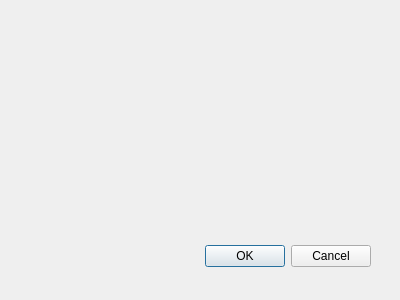
First picture: the form in fallasproductos.ui, repository Matias2178/Sistema_Postventa, before the edit.
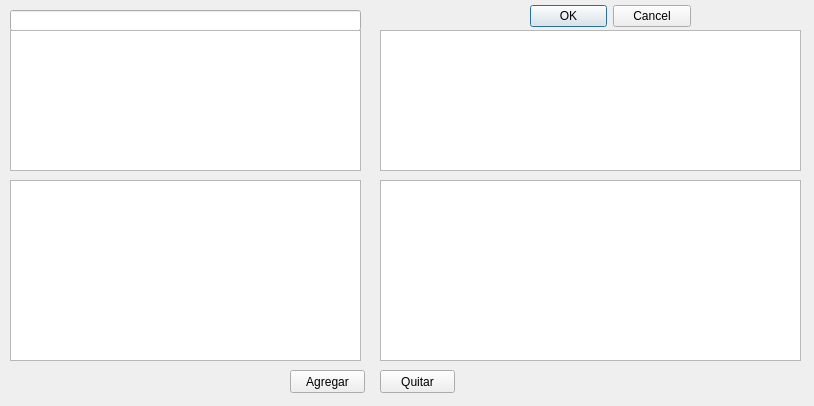
Second picture: the form after the edit.

Commit message: Correccion de fallas y mejoras varias Se activo para que las tablas se puedan actualizar despues de guardar un dato Se agrego la asociacion de las fallas con los los productos Se carga la tabla de fallas en la seleccion de fallas

```diff
--- a/fallasproductos.ui
+++ b/fallasproductos.ui
@@ -8,8 +8,8 @@
    <rect>
     <x>0</x>
     <y>0</y>
-    <width>400</width>
-    <height>300</height>
+    <width>814</width>
+    <height>406</height>
    </rect>
   </property>
   <property name="windowTitle">
@@ -18,9 +18,9 @@
   <widget name="buttonBox" class="QDialogButtonBox">
    <property name="geometry">
     <rect>
-     <x>30</x>
-     <y>240</y>
-     <width>341</width>
+     <x>530</x>
+     <y>0</y>
+     <width>161</width>
      <height>32</height>
     </rect>
    </property>
@@ -31,6 +31,192 @@
     <set>QDialogButtonBox::Cancel|QDialogButtonBox::Ok</set>
    </property>
   </widget>
+  <widget class="QLineEdit" name="FallaProdBuscar">
+   <property name="geometry">
+    <rect>
+     <x>10</x>
+     <y>10</y>
+     <width>351</width>
+     <height>21</height>
+    </rect>
+   </property>
+   <property name="font">
+    <font>
+     <family>Times New Roman</family>
+     <pointsize>9</pointsize>
+     <weight>75</weight>
+     <bold>true</bold>
+    </font>
+   </property>
+   <property name="contextMenuPolicy">
+    <enum>Qt::DefaultContextMenu</enum>
+   </property>
+   <property name="layoutDirection">
+    <enum>Qt::LeftToRight</enum>
+   </property>
+   <property name="inputMethodHints">
+    <set>Qt::ImhDate|Qt::ImhSensitiveData</set>
+   </property>
+   <property name="text">
+    <string/>
+   </property>
+   <property name="maxLength">
+    <number>80</number>
+   </property>
+   <property name="alignment">
+    <set>Qt::AlignCenter</set>
+   </property>
+  </widget>
+  <widget class="QTableView" name="TablaProd_FP">
+   <property name="enabled">
+    <bool>true</bool>
+   </property>
+   <property name="geometry">
+    <rect>
+     <x>10</x>
+     <y>30</y>
+     <width>351</width>
+     <height>141</height>
+    </rect>
+   </property>
+   <property name="styleSheet">
+    <string notr="true">selection-background-color: rgb(85, 255, 0);</string>
+   </property>
+   <property name="inputMethodHints">
+    <set>Qt::ImhHiddenText</set>
+   </property>
+   <property name="alternatingRowColors">
+    <bool>true</bool>
+   </property>
+   <property name="selectionBehavior">
+    <enum>QAbstractItemView::SelectRows</enum>
+   </property>
+   <attribute name="verticalHeaderVisible">
+    <bool>false</bool>
+   </attribute>
+   <attribute name="verticalHeaderDefaultSectionSize">
+    <number>20</number>
+   </attribute>
+  </widget>
+  <widget class="QTableView" name="TablaGrupo_FP">
+   <property name="enabled">
+    <bool>true</bool>
+   </property>
+   <property name="geometry">
+    <rect>
+     <x>380</x>
+     <y>30</y>
+     <width>421</width>
+     <height>141</height>
+    </rect>
+   </property>
+   <property name="styleSheet">
+    <string notr="true">selection-background-color: rgb(85, 255, 0);</string>
+   </property>
+   <property name="inputMethodHints">
+    <set>Qt::ImhHiddenText</set>
+   </property>
+   <property name="alternatingRowColors">
+    <bool>true</bool>
+   </property>
+   <property name="selectionBehavior">
+    <enum>QAbstractItemView::SelectRows</enum>
+   </property>
+   <attribute name="verticalHeaderVisible">
+    <bool>false</bool>
+   </attribute>
+   <attribute name="verticalHeaderDefaultSectionSize">
+    <number>20</number>
+   </attribute>
+  </widget>
+  <widget class="QTableView" name="TablaFalla_FP">
+   <property name="enabled">
+    <bool>true</bool>
+   </property>
+   <property name="geometry">
+    <rect>
+     <x>10</x>
+     <y>180</y>
+     <width>351</width>
+     <height>181</height>
+    </rect>
+   </property>
+   <property name="styleSheet">
+    <string notr="true">selection-background-color: rgb(85, 255, 0);</string>
+   </property>
+   <property name="inputMethodHints">
+    <set>Qt::ImhHiddenText</set>
+   </property>
+   <property name="alternatingRowColors">
+    <bool>true</bool>
+   </property>
+   <property name="selectionBehavior">
+    <enum>QAbstractItemView::SelectRows</enum>
+   </property>
+   <attribute name="verticalHeaderVisible">
+    <bool>false</bool>
+   </attribute>
+   <attribute name="verticalHeaderDefaultSectionSize">
+    <number>20</number>
+   </attribute>
+  </widget>
+  <widget class="QTableView" name="TablaFallaProd_FP">
+   <property name="enabled">
+    <bool>true</bool>
+   </property>
+   <property name="geometry">
+    <rect>
+     <x>380</x>
+     <y>180</y>
+     <width>421</width>
+     <height>181</height>
+    </rect>
+   </property>
+   <property name="styleSheet">
+    <string notr="true">selection-background-color: rgb(85, 255, 0);</string>
+   </property>
+   <property name="inputMethodHints">
+    <set>Qt::ImhHiddenText</set>
+   </property>
+   <property name="alternatingRowColors">
+    <bool>true</bool>
+   </property>
+   <property name="selectionBehavior">
+    <enum>QAbstractItemView::SelectRows</enum>
+   </property>
+   <attribute name="verticalHeaderVisible">
+    <bool>false</bool>
+   </attribute>
+   <attribute name="verticalHeaderDefaultSectionSize">
+    <number>20</number>
+   </attribute>
+  </widget>
+  <widget class="QPushButton" name="ProdFallaAgregar">
+   <property name="geometry">
+    <rect>
+     <x>290</x>
+     <y>370</y>
+     <width>75</width>
+     <height>23</height>
+    </rect>
+   </property>
+   <property name="text">
+    <string>Agregar</string>
+   </property>
+  </widget>
+  <widget class="QPushButton" name="ProdFallaQuitar">
+   <property name="geometry">
+    <rect>
+     <x>380</x>
+     <y>370</y>
+     <width>75</width>
+     <height>23</height>
+    </rect>
+   </property>
+   <property name="text">
+    <string>Quitar</string>
+   </property>
+  </widget>
  </widget>
  <pixmapfunction/>
  <resources/>
```
Left out of the diff: 9 changed lines with no effect on the pictures. The commit also changes 12 other files.
